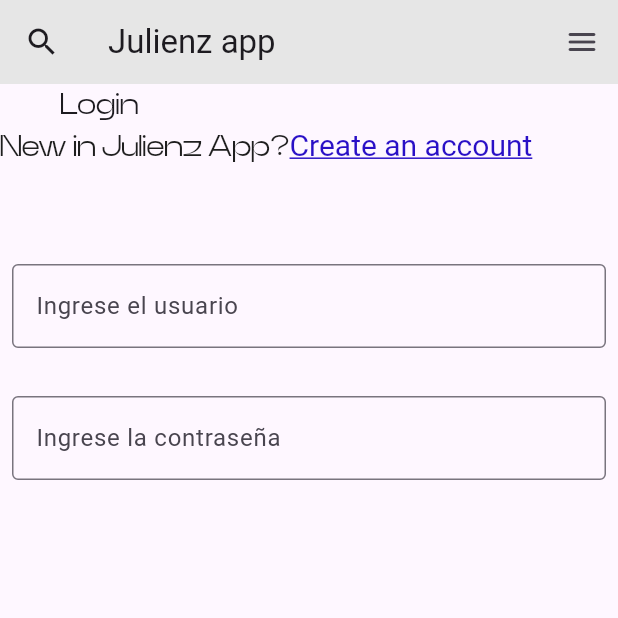
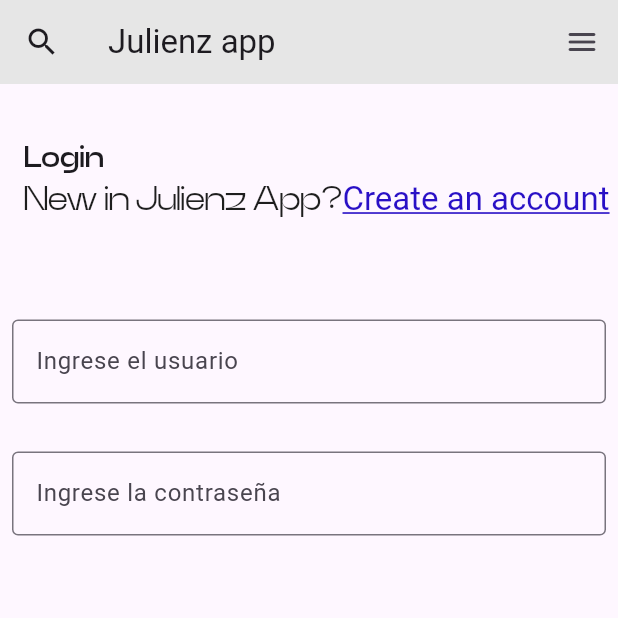
Before and after one commit to ju-lienz/login-app, a Flutter app: the screen it shows after launch, on a phone screen of 412 x 824 dp, the top half of it. Run offline on Flutter 3.47's test engine with Material 2 defaults, Android fonts, the phone set to English and light mode, and no system bars.

Commit message:
modify font styles

```diff
--- a/lib/screens/home.dart
+++ b/lib/screens/home.dart
@@ -1,14 +1,16 @@
-import 'package:flutter/gestures.dart';
-import 'package:flutter/material.dart';
-import 'package:login_app/constants/colors.dart';
+import 'package:flutter/gestures.dart'; // Importación de la librería de gestos
+import 'package:flutter/material.dart'; // Importación de la librería de Flutter
+import 'package:login_app/constants/colors.dart'; // Importación de un archivo de constantes de colores
 
 class BuildBody extends StatefulWidget {
   const BuildBody({
+    // Constructor de la clase BuildBody
     super.key,
   });
 
   @override
-  State<BuildBody> createState() => _BuildBodyState();
+  State<BuildBody> createState() =>
+      _BuildBodyState(); // Método para crear el estado de BuildBody
 }
 
 class _BuildBodyState extends State<BuildBody> {
@@ -19,14 +21,16 @@ class _BuildBodyState extends State<BuildBody> {
         child: Column(
           crossAxisAlignment: CrossAxisAlignment.start,
           children: [
+            SizedBox(height: 35.0), // Espacio en blanco vertical
             MainText(
               text: 'Login',
             ),
             SecondaryText(
-                firstText: 'New in Julienz App?',
-                hyperlinkText: 'Create an account',
-                fontSize: 20),
-            SizedBox(height: 50.0),
+                firstText: 'New in Julienz App?', // Primer fragmento de texto
+                hyperlinkText:
+                    'Create an account', // Segundo fragmento de texto (hipervínculo)
+                fontSize: 22), // Tamaño de fuente
+            SizedBox(height: 50.0), // Espacio en blanco vertical
             InputField(hintText: 'Ingrese el usuario'),
             InputField(hintText: 'Ingrese la contraseña'),
           ],
@@ -37,8 +41,9 @@ class _BuildBodyState extends State<BuildBody> {
 }
 
 class InputField extends StatelessWidget {
-  final String hintText;
+  final String hintText; // Texto de sugerencia para el campo de entrada
   const InputField({
+    // Constructor del campo de entrada
     super.key,
     required this.hintText,
   });
@@ -46,11 +51,12 @@ class InputField extends StatelessWidget {
   @override
   Widget build(BuildContext context) {
     return Padding(
-      padding: const EdgeInsets.symmetric(horizontal: 8, vertical: 16),
+      padding: const EdgeInsets.symmetric(
+          horizontal: 8, vertical: 16), // Espaciado horizontal y vertical
       child: TextField(
         decoration: InputDecoration(
           border: const OutlineInputBorder(),
-          hintText: hintText,
+          hintText: hintText, // Texto de sugerencia
         ),
       ),
     );
@@ -58,8 +64,8 @@ class InputField extends StatelessWidget {
 }
 
 class MainText extends StatelessWidget {
-  final String text;
-  final double fontSize;
+  final String text; // Texto a mostrar
+  final double fontSize; // Tamaño de fuente
 
   const MainText({
     super.key,
@@ -70,19 +76,24 @@ class MainText extends StatelessWidget {
   @override
   Widget build(BuildContext context) {
     return Padding(
-      padding: const EdgeInsets.fromLTRB(40, 0, 0, 0),
+      padding:
+          const EdgeInsets.fromLTRB(16, 0, 0, 0), // Espaciado personalizado
       child: Text(
         text,
-        style: TextStyle(fontSize: fontSize, fontFamily: 'Neue Power'),
+        style: TextStyle(
+            // Estilo del texto
+            fontSize: fontSize, // Tamaño de fuente
+            fontFamily: 'Neue Power', // Fuente
+            fontWeight: FontWeight.w600), // Peso de la fuente
       ),
     );
   }
 }
 
 class SecondaryText extends StatelessWidget {
-  final String firstText;
-  final String hyperlinkText;
-  final double fontSize;
+  final String firstText; // Primer fragmento de texto
+  final String hyperlinkText; // Segundo fragmento de texto (hipervínculo)
+  final double fontSize; // Tamaño de fuente
 
   const SecondaryText({
     super.key,
@@ -93,18 +104,20 @@ class SecondaryText extends StatelessWidget {
 
   @override
   Widget build(BuildContext context) {
-    return RichText(
+    return Padding(
+      padding: const EdgeInsets.fromLTRB(16, 0, 0, 0),
+      child: RichText(
         text: TextSpan(
           style: TextStyle(
-          fontFamily: 'Neue Power',
-          fontSize: fontSize,
-          fontWeight: FontWeight.w400,
-          color: blackColor,
+            fontFamily: 'Neue Power', // Fuente
+            fontSize: fontSize, // Tamaño de fuente
+            fontWeight: FontWeight.w400, // Peso de la fuente
+            color: blackColor, // Color del texto
           ),
           children: [
-          TextSpan(text: firstText),
+            TextSpan(text: firstText), // Primer fragmento de texto
             TextSpan(
-            text: hyperlinkText,
+              text: hyperlinkText, // Segundo fragmento de texto (hipervínculo)
               style: const TextStyle(
                 decoration: TextDecoration.underline,
                 color: primaryColor, // Color del hipervínculo
@@ -116,6 +129,7 @@ class SecondaryText extends StatelessWidget {
             )
           ],
         ),
+      ),
     );
   }
 }
```
Lines whose indentation alone changed are shown as unchanged.
